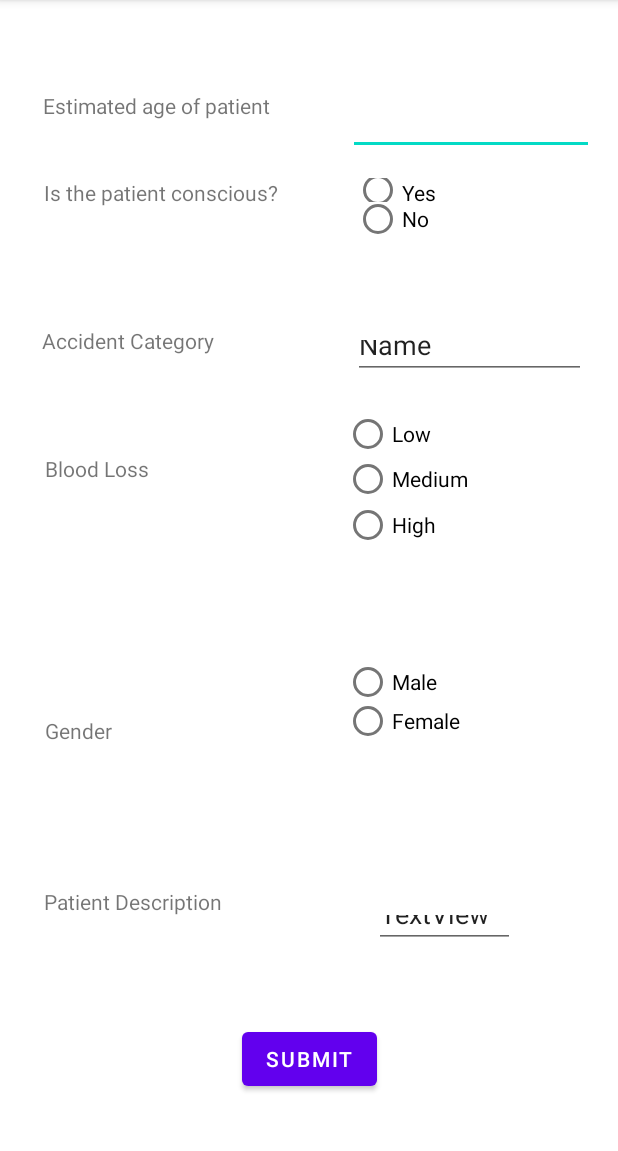
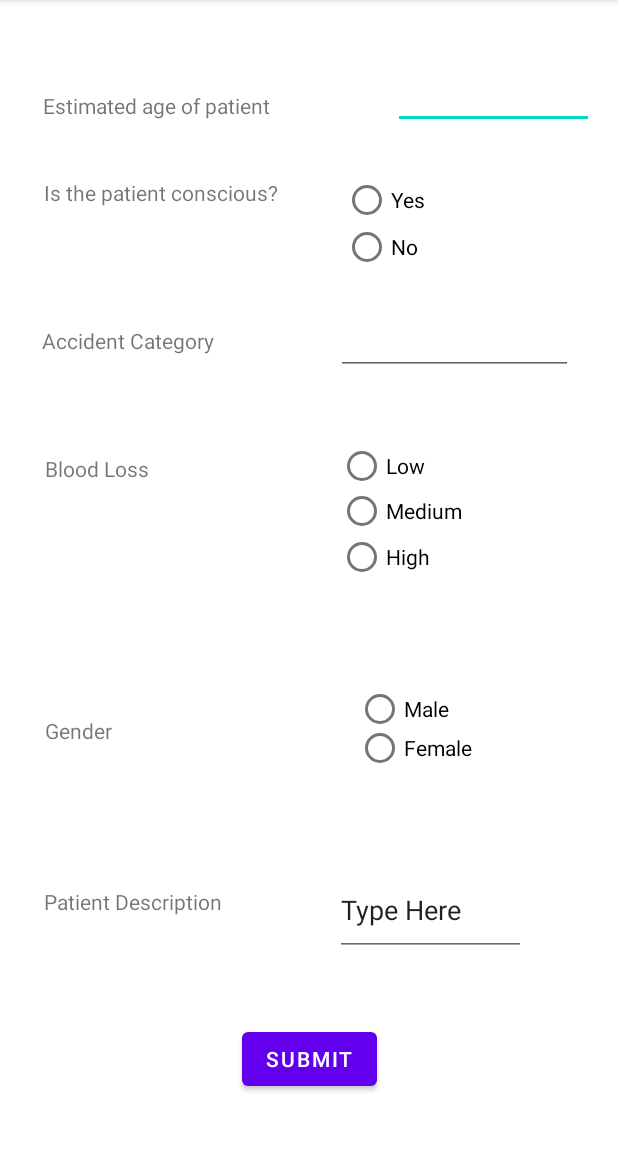
Before and after one commit to Sneha421/SLAC-2020, an Android app: the HomeActivity screen opened directly, with no data from a screen before it, on a phone screen of 412 x 824 dp, the part 84-1235 px from its top. Run offline under Robolectric (Android 15) with nearby library versions, the light colour scheme and no system bars; our stand-ins replace Firebase (no records; nobody signed in at launch, a user with empty details on screens opened directly).

Commit message:
Final Changes to the form layout
Signed-off-by: Sneha B <snehabalaji74@gmail.com>

```diff
--- a/Medify/app/src/main/res/layout/activity_home.xml
+++ b/Medify/app/src/main/res/layout/activity_home.xml
@@ -21,16 +21,16 @@
 
     <EditText
         android:id="@+id/patientAgeET"
-        android:layout_width="164dp"
-        android:layout_height="26dp"
+        android:layout_width="134dp"
+        android:layout_height="25dp"
         android:ems="10"
         android:inputType="numberSigned"
         app:layout_constraintBottom_toBottomOf="parent"
         app:layout_constraintEnd_toEndOf="parent"
-        app:layout_constraintHorizontal_bias="0.935"
+        app:layout_constraintHorizontal_bias="0.942"
         app:layout_constraintStart_toStartOf="parent"
         app:layout_constraintTop_toTopOf="parent"
-        app:layout_constraintVertical_bias="0.104" />
+        app:layout_constraintVertical_bias="0.082" />
 
     <TextView
                 android:id="@+id/patientConscTV"
@@ -46,26 +46,27 @@
 
     <RadioGroup
         android:id="@+id/patientConscRG"
-        android:layout_width="84dp"
-        android:layout_height="45dp"
+        android:layout_width="131dp"
+        android:layout_height="60dp"
         app:layout_constraintBottom_toBottomOf="parent"
         app:layout_constraintEnd_toEndOf="parent"
-        app:layout_constraintHorizontal_bias="0.719"
+        app:layout_constraintHorizontal_bias="0.815"
         app:layout_constraintStart_toStartOf="parent"
         app:layout_constraintTop_toTopOf="parent"
-        app:layout_constraintVertical_bias="0.164">
+        app:layout_constraintVertical_bias="0.166">
 
         <RadioButton
-            android:id="@+id/patientConscYes"
+            android:id="@+id/radioButton"
             android:layout_width="match_parent"
-            android:layout_height="16dp"
+            android:layout_height="31dp"
             android:text="Yes" />
 
         <RadioButton
-            android:id="@+id/patientConscNo"
+            android:id="@+id/radioButton3"
             android:layout_width="match_parent"
-            android:layout_height="22dp"
+            android:layout_height="31dp"
             android:text="No" />
+
     </RadioGroup>
 
     <TextView
@@ -98,10 +99,10 @@
         android:layout_height="95dp"
         app:layout_constraintBottom_toBottomOf="parent"
         app:layout_constraintEnd_toEndOf="parent"
-        app:layout_constraintHorizontal_bias="0.774"
+        app:layout_constraintHorizontal_bias="0.762"
         app:layout_constraintStart_toStartOf="parent"
         app:layout_constraintTop_toTopOf="parent"
-        app:layout_constraintVertical_bias="0.406">
+        app:layout_constraintVertical_bias="0.438">
 
         <RadioButton
             android:id="@+id/bloodLossLow"
@@ -136,8 +137,8 @@
 
     <RadioGroup
         android:id="@+id/patientGenderRG"
-                android:layout_width="114dp"
-                android:layout_height="81dp"
+        android:layout_width="104dp"
+        android:layout_height="53dp"
         app:layout_constraintBottom_toBottomOf="parent"
         app:layout_constraintEnd_toEndOf="parent"
         app:layout_constraintHorizontal_bias="0.77"
@@ -184,9 +185,9 @@
 
     <EditText
         android:id="@+id/patientDescET"
-        android:layout_width="94dp"
-        android:layout_height="32dp"
-        android:text="TextView"
+        android:layout_width="127dp"
+        android:layout_height="61dp"
+        android:text="Type Here"
         app:layout_constraintBottom_toBottomOf="parent"
         app:layout_constraintEnd_toEndOf="parent"
         app:layout_constraintHorizontal_bias="0.785"
@@ -196,17 +197,16 @@
 
     <EditText
         android:id="@+id/accidentCategoryET"
-        android:layout_width="155dp"
-        android:layout_height="36dp"
+        android:layout_width="158dp"
+        android:layout_height="33dp"
         android:ems="10"
         android:inputType="textPersonName"
-        android:text="Name"
         app:layout_constraintBottom_toBottomOf="parent"
         app:layout_constraintEnd_toEndOf="parent"
-        app:layout_constraintHorizontal_bias="0.917"
+        app:layout_constraintHorizontal_bias="0.881"
         app:layout_constraintStart_toStartOf="parent"
         app:layout_constraintTop_toTopOf="parent"
-        app:layout_constraintVertical_bias="0.296" />
+        app:layout_constraintVertical_bias="0.295" />
 
 
 </androidx.constraintlayout.widget.ConstraintLayout>
```
Lines whose indentation alone changed are shown as unchanged.
